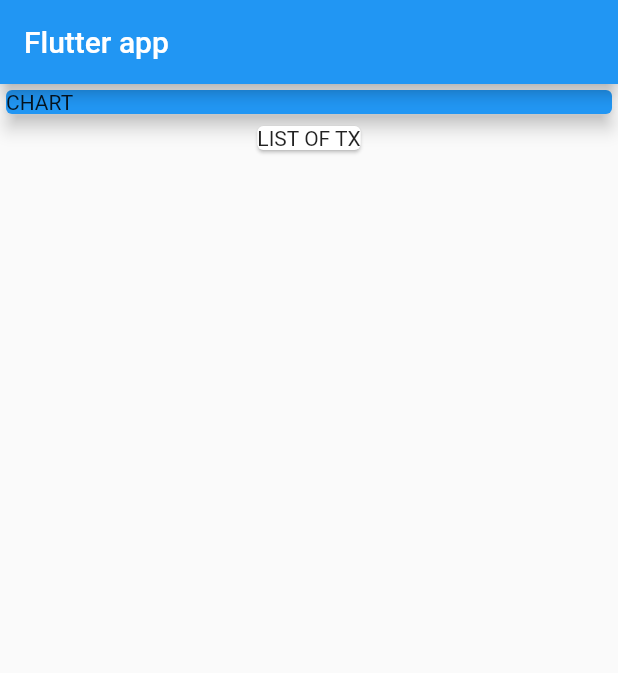
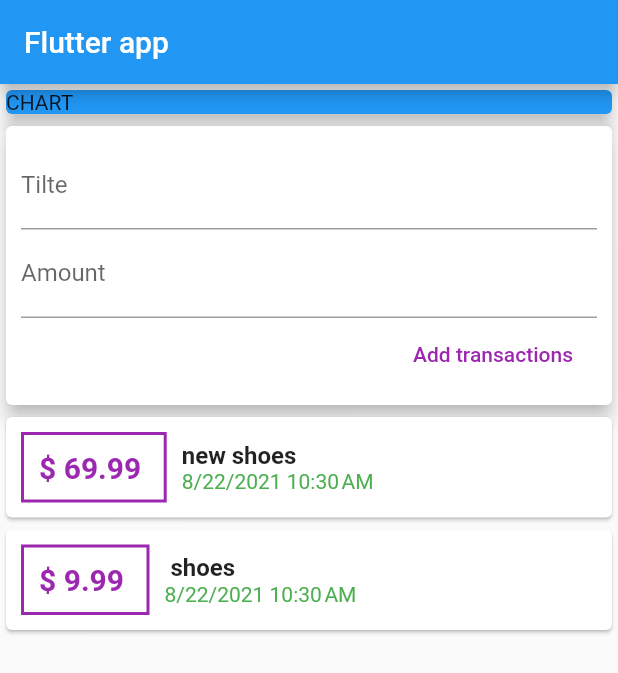
Before and after one commit to tarek421995/personal_expanses, a Flutter app: the screen it shows after launch, on a phone screen of 412 x 824 dp. Shown: the top 673 px of the screen. Run offline on Flutter 3.47's test engine with Material 2 defaults, Android fonts, the phone set to English and light mode, and no system bars.

Commit message:
ending the transaction altering

```diff
--- a/lib/main.dart
+++ b/lib/main.dart
@@ -1,4 +1,5 @@
 import 'package:flutter/material.dart';
+import './widgets/user_transaction.dart';
 
 void main(List<String> args) {
   runApp(MyApp());
@@ -14,27 +15,42 @@ class MyApp extends StatelessWidget {
   }
 }
 
-class MyHomePage extends StatelessWidget {
+class MyHomePage extends StatefulWidget {
+  @override
+  _MyHomePageState createState() => _MyHomePageState();
+}
+
+class _MyHomePageState extends State<MyHomePage> {
+  // String titleInput;
+  // String amountInput;
+  final titleController = TextEditingController();
+  final amountController = TextEditingController();
+
   @override
   Widget build(BuildContext context) {
     return Scaffold(
       appBar: AppBar(
         title: Text('Flutter app'),
       ),
-      body: Column(
-        children: <Widget>[
-          Card(
-            color: Colors.blue,
-            child: Container(
-              child: Text('CHART'),
-              width: double.infinity,
-            ),
-            elevation: 5,
+      body: Container(
+        height: 5000,
+        child: SingleChildScrollView(
+          child: Column(
+            crossAxisAlignment: CrossAxisAlignment.stretch,
+            // mainAxisAlignment: MainAxisAlignment.start,
+            children: <Widget>[
+              Container(
+                width: double.infinity,
+                child: Card(
+                  child: Text('CHART'),
+                  color: Colors.blue,
+                  elevation: 5,
+                ),
+              ),
+              UserTransactions()
+            ],
           ),
-          Card(
-            child: Text('LIST OF TX'),
-          ),
-        ],
+        ),
       ),
     );
   }
--- /dev/null
+++ b/lib/models/transaction.dart
@@ -0,0 +1,14 @@
+import 'package:flutter/cupertino.dart';
+
+class Transaction {
+  final String id;
+  final String title;
+  final double amount;
+  final DateTime date;
+
+  Transaction(
+      {@required this.id,
+      @required this.title,
+      @required this.amount,
+      @required this.date});
+}
--- /dev/null
+++ b/lib/widgets/new_transaction.dart
@@ -0,0 +1,61 @@
+import 'package:flutter/material.dart';
+
+class NewTransaction extends StatelessWidget {
+  final titleController = TextEditingController();
+  final amountController = TextEditingController();
+  final Function addNewTrans;
+
+  NewTransaction(this.addNewTrans);
+  void submitData() {
+    final enterdTitle = titleController.text;
+    final enterdAmount = double.parse(amountController.text);
+
+    if (enterdTitle.isEmpty || enterdAmount <= 0) {
+      return;
+    }
+    addNewTrans(
+      enterdTitle,
+      enterdAmount,
+    );
+  }
+
+  @override
+  Widget build(BuildContext context) {
+    return Card(
+      elevation: 5,
+      child: Container(
+        padding: EdgeInsets.all(10),
+        child: Column(
+          crossAxisAlignment: CrossAxisAlignment.end,
+          children: <Widget>[
+            TextField(
+              decoration: InputDecoration(labelText: 'Tilte'),
+              controller: titleController,
+              keyboardType: TextInputType.text,
+              onSubmitted: (_) => submitData,
+              // onChanged: (value) {
+              //   print(value);
+              //   titleInput = value;
+              // },
+            ),
+            TextField(
+              decoration: InputDecoration(labelText: 'Amount'),
+              controller: amountController,
+              keyboardType: TextInputType.numberWithOptions(decimal: true),
+              onSubmitted: (_) => submitData,
+              // onChanged: (value) {
+              //   print(value);
+              //   titleInput = value;
+              // },
+            ),
+            FlatButton(
+              onPressed: submitData,
+              textColor: Colors.purple,
+              child: Text('Add transactions'),
+            )
+          ],
+        ),
+      ),
+    );
+  }
+}
--- /dev/null
+++ b/lib/widgets/transaction_list.dart
@@ -0,0 +1,65 @@
+import 'package:flutter/material.dart';
+import 'package:expenses/models/transaction.dart';
+import 'package:intl/intl.dart';
+import 'dart:ui';
+
+class TransactionList extends StatelessWidget {
+  final List<Transaction> transactions;
+
+  TransactionList(this.transactions);
+
+  @override
+  Widget build(BuildContext context) {
+    return Container(
+      height: 300,
+      // use listView builder for a long list which is render what on the screen only
+      child: ListView.builder(
+        itemBuilder: (ctx, index) {
+          return Card(
+            child: Row(
+              children: <Widget>[
+                Container(
+                  margin: EdgeInsets.symmetric(vertical: 10, horizontal: 10),
+                  decoration: BoxDecoration(
+                    border: Border.all(
+                      color: Colors.purple,
+                      width: 2,
+                    ),
+                  ),
+                  padding: EdgeInsets.all(10),
+                  child: Text(
+                    '\$ ${transactions[index].amount.toStringAsFixed(2)} ',
+                    style: TextStyle(
+                      fontWeight: FontWeight.bold,
+                      fontSize: 20,
+                      color: Colors.purple,
+                    ),
+                  ),
+                ),
+                Column(
+                  crossAxisAlignment: CrossAxisAlignment.start,
+                  children: <Widget>[
+                    Text(
+                      transactions[index].title,
+                      style:
+                          TextStyle(fontSize: 16, fontWeight: FontWeight.bold),
+                    ),
+                    Text(
+                      DateFormat.yMd()
+                          .add_jm()
+                          .format(transactions[index].date),
+                      style: TextStyle(
+                        color: Colors.green,
+                      ),
+                    ),
+                  ],
+                ),
+              ],
+            ),
+          );
+        },
+        itemCount: transactions.length,
+      ),
+    );
+  }
+}
--- /dev/null
+++ b/lib/widgets/user_transaction.dart
@@ -0,0 +1,48 @@
+import 'package:flutter/material.dart';
+
+import '../widgets/new_transaction.dart';
+import '../widgets/transaction_list.dart';
+import '../models/transaction.dart';
+
+class UserTransactions extends StatefulWidget {
+  @override
+  _UserTransactionsState createState() => _UserTransactionsState();
+}
+
+class _UserTransactionsState extends State<UserTransactions> {
+  final List<Transaction> _userTransactions = [
+    Transaction(
+      id: 't1',
+      title: 'new shoes',
+      amount: 69.99,
+      date: DateTime.now(),
+    ),
+    Transaction(
+      id: 't2',
+      title: ' shoes',
+      amount: 9.99,
+      date: DateTime.now(),
+    ),
+  ];
+  void _addNewTransaction(String txTitle, double txAmount) {
+    final newTx = Transaction(
+        id: DateTime.now().toString(),
+        title: txTitle,
+        amount: txAmount,
+        date: DateTime.now());
+
+    setState(() {
+      _userTransactions.add(newTx);
+    });
+  }
+
+  @override
+  Widget build(BuildContext context) {
+    return Column(
+      children: <Widget>[
+        NewTransaction(_addNewTransaction),
+        TransactionList(_userTransactions),
+      ],
+    );
+  }
+}
--- a/pubspec.yaml
+++ b/pubspec.yaml
@@ -28,6 +28,7 @@ dependencies:
   # The following adds the Cupertino Icons font to your application.
   # Use with the CupertinoIcons class for iOS style icons.
   cupertino_icons: ^1.0.2
+  intl: ^0.17.0
 
 dev_dependencies:
   flutter_test:
```
Also changed, not shown: pubspec.lock.
